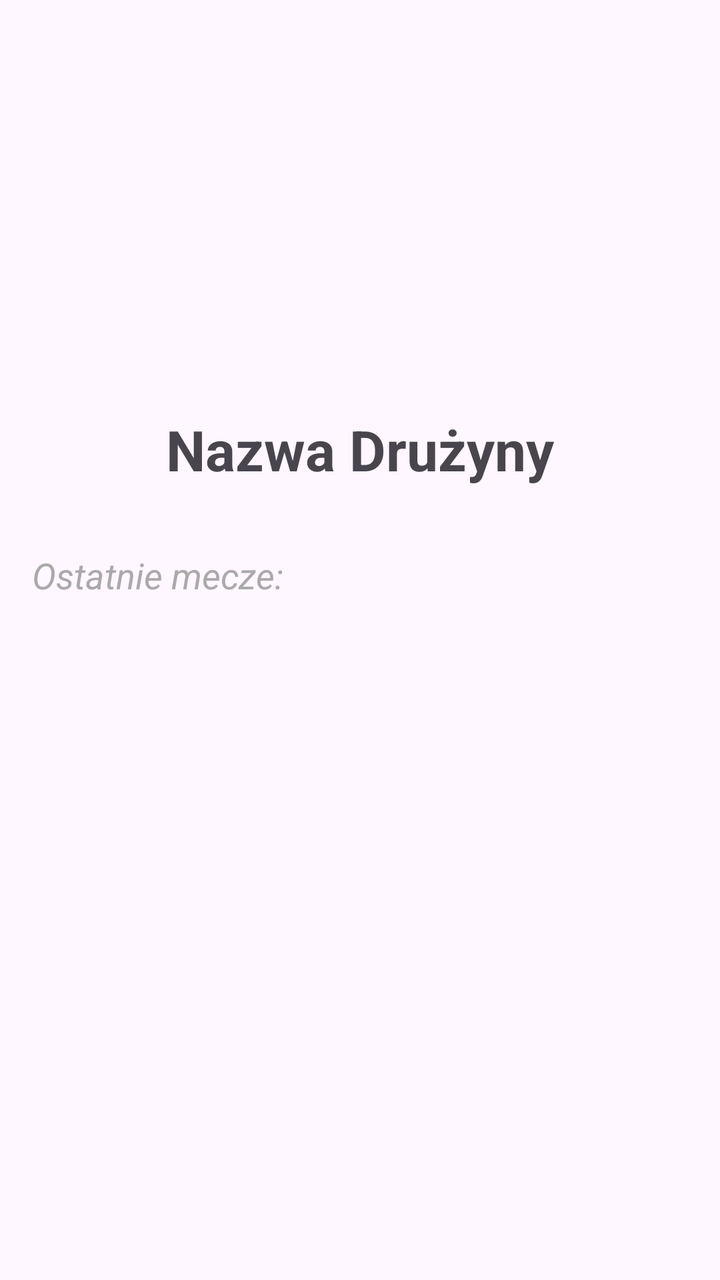
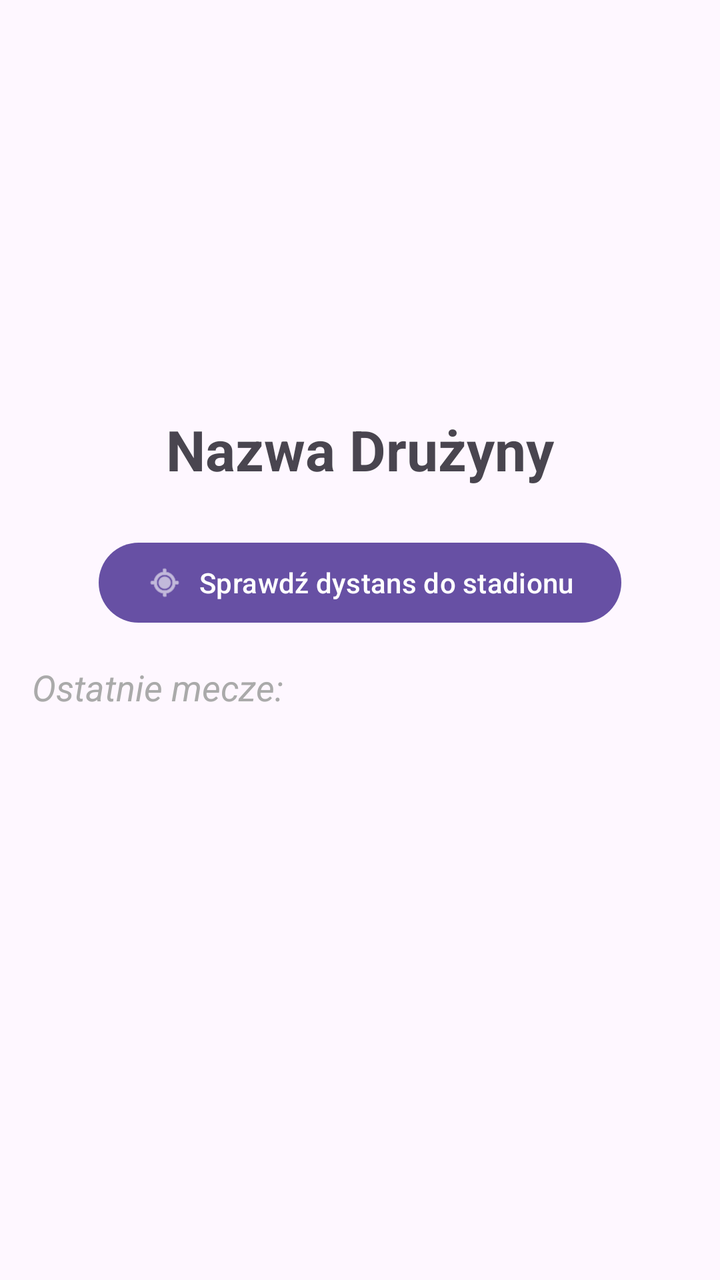

Before-and-after screenshots of an Android layout around one commit, followed by the original layout XML and the change that was made.
<!-- AndroidManifest.xml: application theme Theme.FootballTracker -->
<!-- res/layout/activity_team_details.xml -->
<?xml version="1.0" encoding="utf-8"?>
<LinearLayout xmlns:android="http://schemas.android.com/apk/res/android"
    xmlns:app="http://schemas.android.com/apk/res-auto"
    android:layout_width="match_parent"
    android:layout_height="match_parent"
    android:orientation="vertical"
    android:padding="16dp">

    <ImageView
        android:id="@+id/ivDetailBadge"
        android:layout_width="150dp"
        android:layout_height="150dp"
        android:layout_gravity="center"
        android:layout_marginTop="24dp"
        android:contentDescription="@string/app_name" />

    <TextView
        android:id="@+id/tvDetailName"
        android:layout_width="wrap_content"
        android:layout_height="wrap_content"
        android:layout_gravity="center"
        android:padding="16dp"
        android:text="Nazwa Drużyny"
        android:textSize="28sp"
        android:textStyle="bold" />

    <TextView
        android:layout_width="wrap_content"
        android:layout_height="wrap_content"
        android:text="@string/recent_matches_label"
        android:textSize="18sp"
        android:textStyle="italic"
        android:layout_marginTop="16dp"
        android:textColor="@android:color/darker_gray" />

    <androidx.recyclerview.widget.RecyclerView
        android:id="@+id/rvTeamMatches"
        android:layout_width="match_parent"
        android:layout_height="0dp"
        android:layout_weight="1"
        android:layout_marginTop="8dp"
        app:layoutManager="androidx.recyclerview.widget.LinearLayoutManager" />

</LinearLayout>
<!-- resources referenced by this layout -->
<resources>
  <string name="app_name">Football Tracker</string>
  <string name="recent_matches_label">Ostatnie mecze:</string>
  <style name="Theme.FootballTracker" parent="Base.Theme.FootballTracker" />
  <style name="Base.Theme.FootballTracker" parent="Theme.Material3.DayNight.NoActionBar">
          
          
      </style>
</resources>

<!-- the commit's change to res/layout/activity_team_details.xml (unified diff, before → after) -->
@@ -24,6 +24,15 @@
         android:textSize="28sp"
         android:textStyle="bold" />
 
+    <Button
+        android:id="@+id/btnCheckDistance"
+        android:layout_width="wrap_content"
+        android:layout_height="wrap_content"
+        android:layout_gravity="center"
+        android:layout_marginTop="8dp"
+        android:text="Sprawdź dystans do stadionu"
+        app:icon="@android:drawable/ic_menu_mylocation" />
+
     <TextView
         android:layout_width="wrap_content"
         android:layout_height="wrap_content"
@@ -41,4 +50,5 @@
         android:layout_marginTop="8dp"
         app:layoutManager="androidx.recyclerview.widget.LinearLayoutManager" />
 
+
 </LinearLayout>
